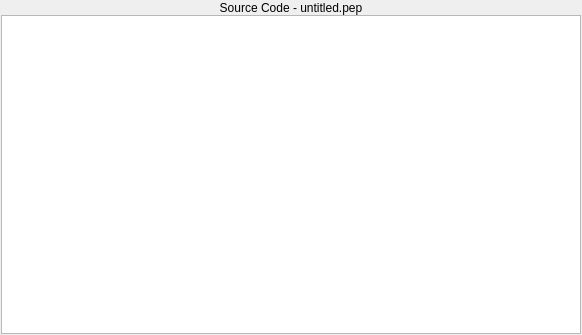
Before: the Qt Designer form pep9asm/asmsourcecodepane.ui in StanWarford/pep9suite, drawn with Qt 5.
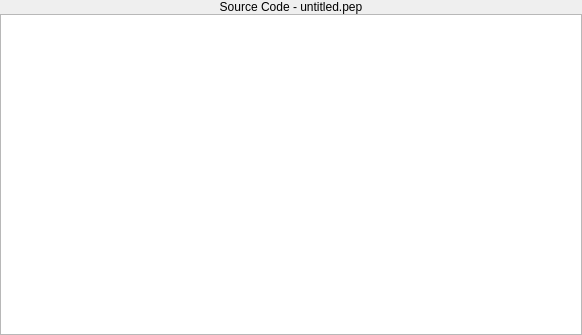
After: the same form once the commit is applied. Custom widgets are drawn as their Qt base class.

```diff
--- a/pep9asm/asmsourcecodepane.ui
+++ b/pep9asm/asmsourcecodepane.ui
@@ -21,16 +21,16 @@
   </property>
   <layout class="QVBoxLayout">
    <property name="leftMargin">
-    <number>1</number>
+    <number>0</number>
    </property>
    <property name="topMargin">
-    <number>1</number>
+    <number>0</number>
    </property>
    <property name="rightMargin">
-    <number>1</number>
+    <number>0</number>
    </property>
    <property name="bottomMargin">
-    <number>1</number>
+    <number>0</number>
    </property>
    <item>
     <layout class="QVBoxLayout">
```
